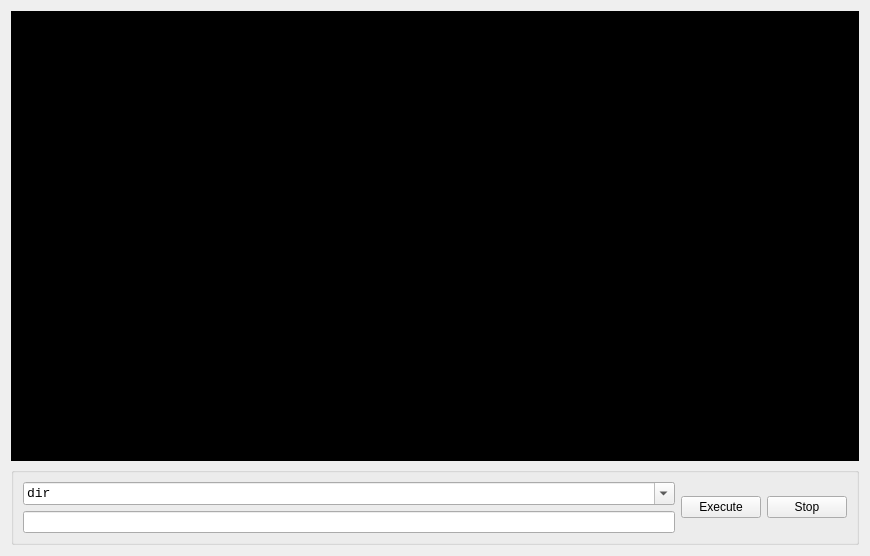
The window that sourcecode/26MobileTool/Form/Widget/CmdWidget.ui (sauantao/AndroidMobileSolution) describes before a commit, drawn with Qt 5.
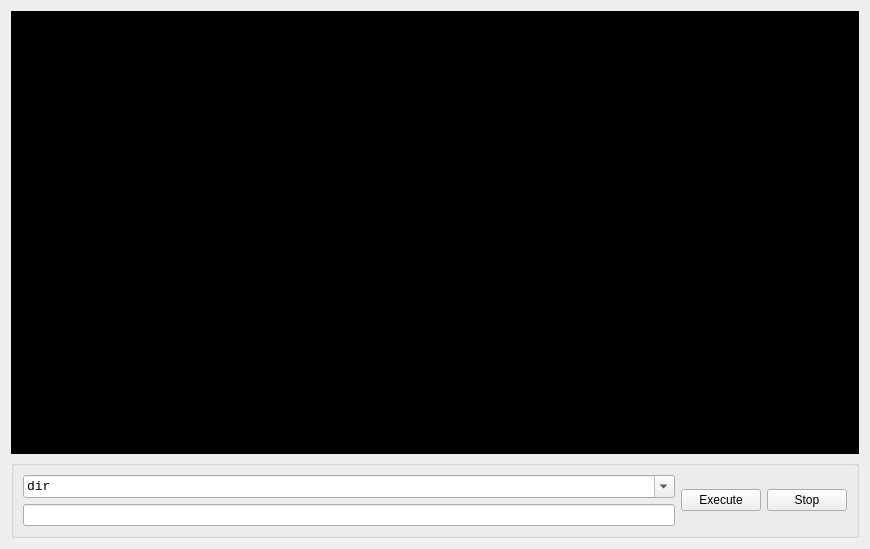
The same window after the commit.

Diff of the .ui file:
```diff
--- a/sourcecode/26MobileTool/Form/Widget/CmdWidget.ui
+++ b/sourcecode/26MobileTool/Form/Widget/CmdWidget.ui
@@ -18,12 +18,6 @@
     <layout class="QVBoxLayout" name="verticalLayout_3">
      <item>
       <widget class="QTextEdit" name="textEdit">
-       <property name="minimumSize">
-        <size>
-         <width>0</width>
-         <height>450</height>
-        </size>
-       </property>
        <property name="font">
         <font>
          <family>Consolas</family>
```
